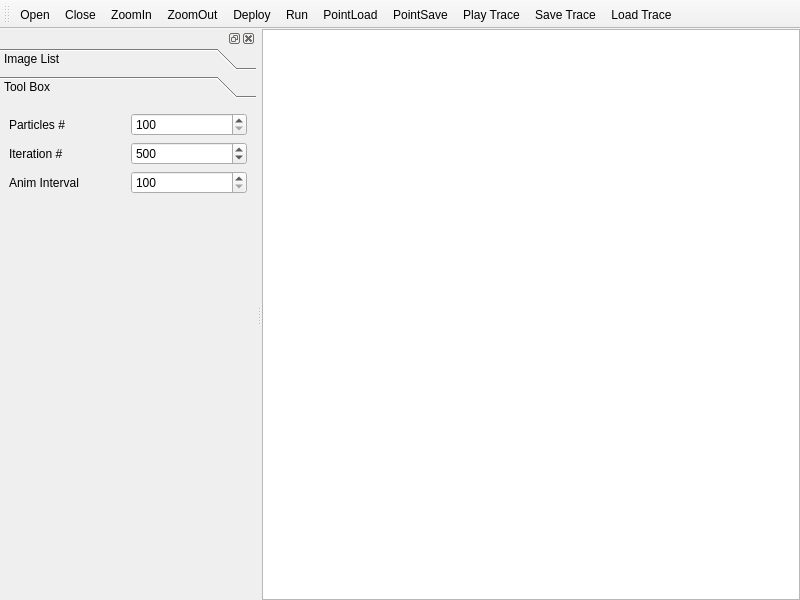
Above: imageParticles/particlesUI.ui from SadeghMSalehi/gradworks before the change. Below: the same form after it.
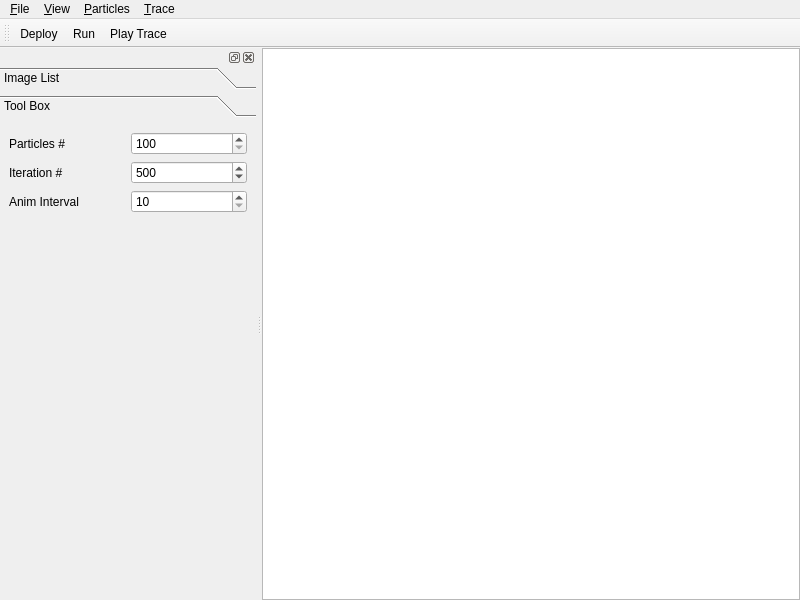
That is the form after the change.

```diff
--- a/imageParticles/particlesUI.ui
+++ b/imageParticles/particlesUI.ui
@@ -73,7 +73,7 @@
           <x>0</x>
           <y>0</y>
           <width>256</width>
-          <height>481</height>
+          <height>459</height>
          </rect>
         </property>
         <attribute name="label">
@@ -133,7 +133,7 @@
          <item row="2" column="1">
           <widget class="QSpinBox" name="animationInterval">
            <property name="minimum">
-            <number>100</number>
+            <number>10</number>
            </property>
            <property name="maximum">
             <number>1000</number>
@@ -173,17 +173,57 @@
    <attribute name="toolBarBreak">
     <bool>false</bool>
    </attribute>
-   <addaction name="actionOpen"/>
-   <addaction name="actionClose"/>
-   <addaction name="actionZoomIn"/>
-   <addaction name="actionZoomOut"/>
    <addaction name="actionDeploy"/>
    <addaction name="actionRun"/>
-   <addaction name="actionPointLoad"/>
-   <addaction name="actionPointSave"/>
    <addaction name="actionPlayTrace"/>
-   <addaction name="actionSaveTrace"/>
-   <addaction name="actionLoadTrace"/>
+  </widget>
+  <widget class="QMenuBar" name="menuBar">
+   <property name="geometry">
+    <rect>
+     <x>0</x>
+     <y>0</y>
+     <width>800</width>
+     <height>25</height>
+    </rect>
+   </property>
+   <widget class="QMenu" name="menu_File">
+    <property name="title">
+     <string>&amp;File</string>
+    </property>
+    <addaction name="actionOpen"/>
+    <addaction name="actionClose"/>
+   </widget>
+   <widget class="QMenu" name="menu_View">
+    <property name="title">
+     <string>&amp;View</string>
+    </property>
+    <addaction name="actionZoomIn"/>
+    <addaction name="actionZoomOut"/>
+   </widget>
+   <widget class="QMenu" name="menuParticles">
+    <property name="title">
+     <string>&amp;Particles</string>
+    </property>
+    <addaction name="actionDeploy"/>
+    <addaction name="actionRun"/>
+    <addaction name="actionPointLoad"/>
+    <addaction name="actionPointSave"/>
+    <addaction name="separator"/>
+    <addaction name="actionAdaptiveSampling"/>
+    <addaction name="actionNBodySimulation"/>
+   </widget>
+   <widget class="QMenu" name="menu_Trace">
+    <property name="title">
+     <string>&amp;Trace</string>
+    </property>
+    <addaction name="actionPlayTrace"/>
+    <addaction name="actionLoadTrace"/>
+    <addaction name="actionSaveTrace"/>
+   </widget>
+   <addaction name="menu_File"/>
+   <addaction name="menu_View"/>
+   <addaction name="menuParticles"/>
+   <addaction name="menu_Trace"/>
   </widget>
   <action name="actionOpen">
    <property name="text">
```
Left out of the diff: 18 changed lines with no effect on the pictures.
